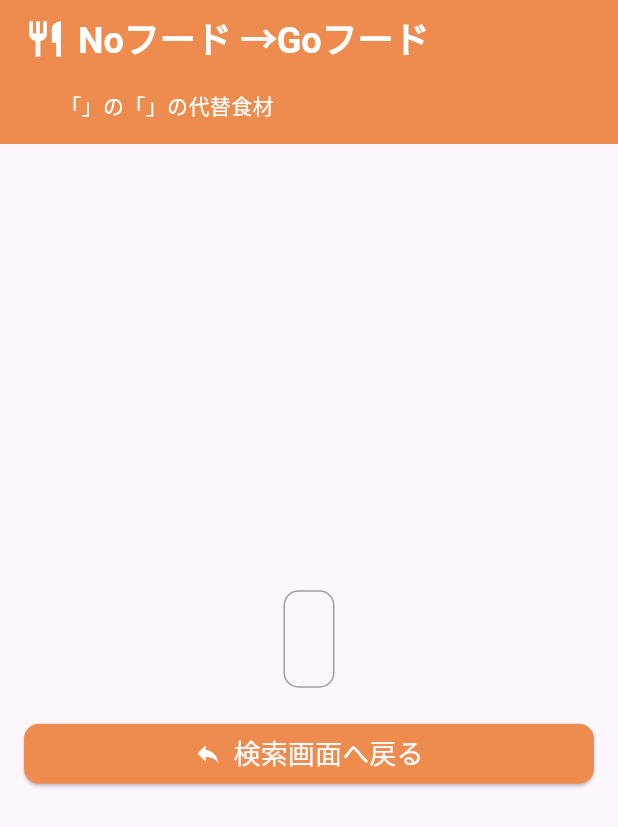
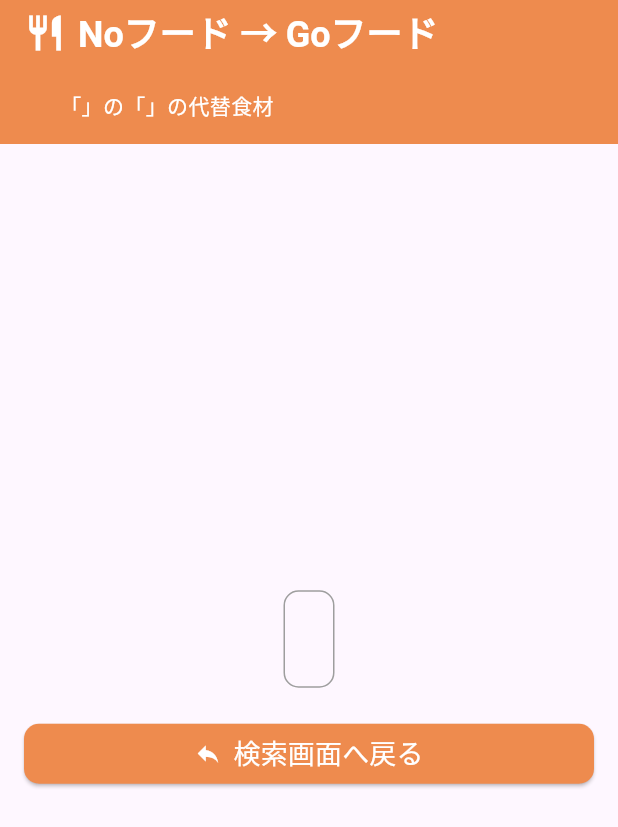
Before and after one commit to ntsts03/change-ingredient, a Flutter app: the OutputPage screen opened directly with empty values, on a phone screen of 412 x 824 dp. Shown: the top 827 px of the screen. Run offline on Flutter 3.47's test engine with Material 3 defaults, Android fonts, the phone set to English and light mode, and no system bars; our stand-ins replace google_generative_ai.

Commit message:
サブタイトルの余白を微修正

```diff
--- a/lib/pages/output_page.dart
+++ b/lib/pages/output_page.dart
@@ -32,7 +32,7 @@ class _OutputPageState extends State<OutputPage> {
             ),
             SizedBox(width: 8),
             Text(
-              'Noフード →Goフード',
+              'Noフード → Goフード',
               style: TextStyle(
                 fontSize: 24,
                 fontWeight: FontWeight.bold,
@@ -44,7 +44,7 @@ class _OutputPageState extends State<OutputPage> {
         bottom: PreferredSize(
           preferredSize: const Size.fromHeight(40),
           child: Padding(
-            padding: const EdgeInsets.fromLTRB(16.0, 8.0, 16.0, 16.0),
+            padding: const EdgeInsets.all(16.0),
             child: Align(
               alignment: Alignment.centerLeft,
               child: Row(
```
